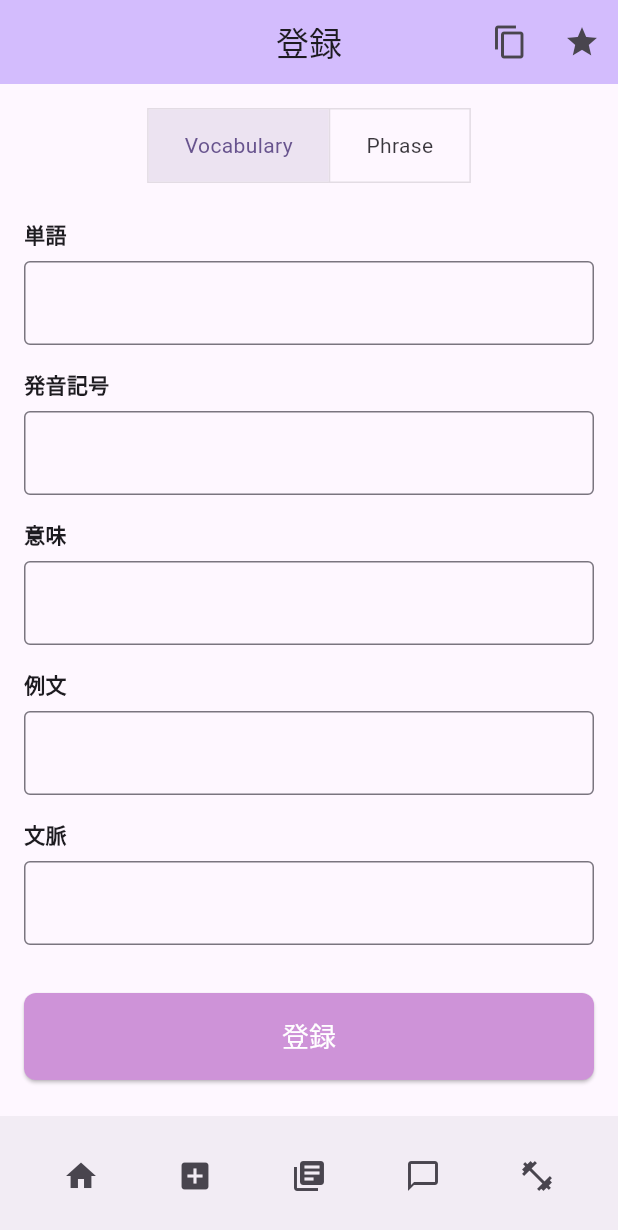
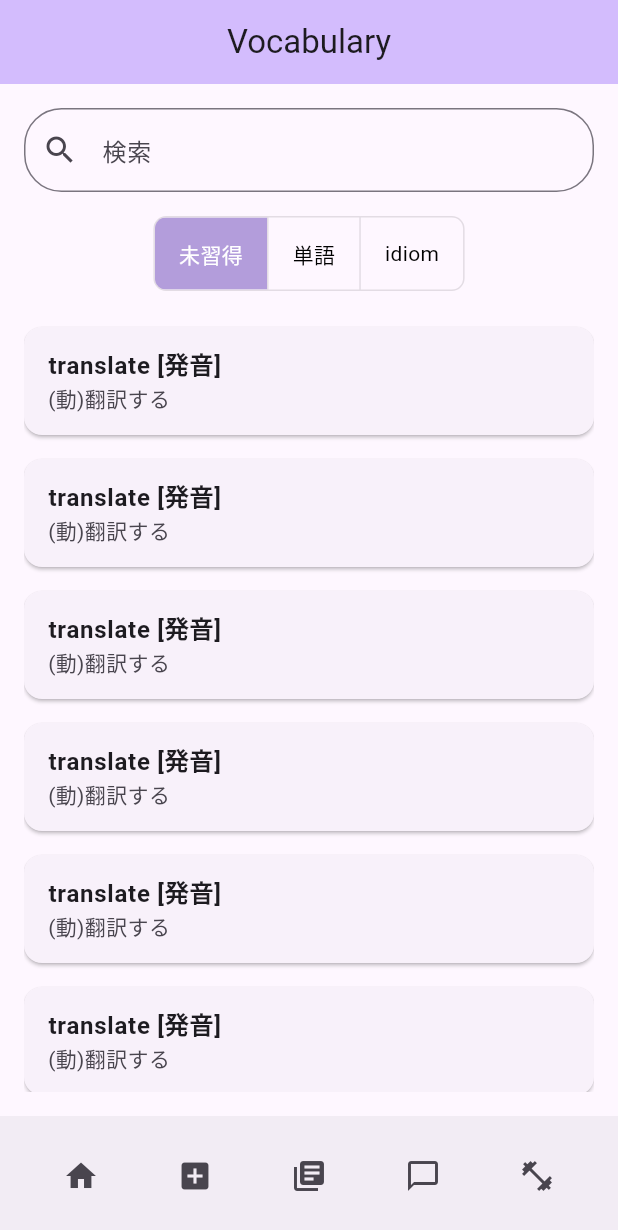
Before and after one commit to HamadaStudy/EZVocab, a Flutter app: the screen it shows once a user with an empty profile is signed in, item 2 of the bottom bar chosen, after a tap on the "library books" icon, on a phone screen of 412 x 824 dp. Shown: the top 1230 px of the screen. Run offline on Flutter 3.47's test engine with Material 3 defaults, Android fonts, the light colour scheme and no system bars; our stand-ins replace firebase_auth, firebase_core, flutter_riverpod, go_router, riverpod_annotation, settings_ui; accounts and stored records are empty; generated files the repository leaves out were written again; statements that could not run were skipped.

Commit message:
ボキャブラリー画面の実装(機能未実装)

```diff
--- a/lib/router/app_router.dart
+++ b/lib/router/app_router.dart
@@ -8,6 +8,7 @@ import '../view/entry_page.dart';
 import '../view/sign_up_page.dart';
 import '../view/settings_page.dart';
 import '../view/material_registration_page.dart';
+import '../view/vocaburaly_list_page.dart';
 
 final routerProvider = Provider<GoRouter>((ref) {
   final authState = ref.watch(authStateChangesProvider);
@@ -57,6 +58,11 @@ final routerProvider = Provider<GoRouter>((ref) {
         builder: (context, state) =>
             const MaterialRegistrationPage(title: 'Registration'),
       ),
+      GoRoute(
+        path: '/vocabulary_list',
+        builder: (context, state) =>
+            const VocabularyListPage(title: 'Vocabulary'),
+      ),
     ],
   );
 });
--- a/lib/view/app_bottom_navigation_bar.dart
+++ b/lib/view/app_bottom_navigation_bar.dart
@@ -4,7 +4,7 @@ import '../view_model/auth_view_model.dart';
 import 'package:go_router/go_router.dart';
 import '../router/app_router.dart';
 
-class AppBottomNavigationBar extends ConsumerStatefulWidget{
+class AppBottomNavigationBar extends ConsumerStatefulWidget {
   const AppBottomNavigationBar({super.key});
 
   @override
@@ -25,16 +25,24 @@ class _NavigationState extends ConsumerState<AppBottomNavigationBar> {
       child: Row(
         mainAxisAlignment: MainAxisAlignment.spaceAround,
         children: <Widget>[
-            IconButton(onPressed: () {
+          IconButton(
+            onPressed: () {
               context.go('/home');
-            }, icon: Icon(Icons.home)),
+            },
+            icon: Icon(Icons.home),
+          ),
           IconButton(
             onPressed: () {
               context.go('/material_registration');
             },
             icon: Icon(Icons.add_box),
           ),
-            IconButton(onPressed: () {}, icon: Icon(Icons.library_books)),
+          IconButton(
+            onPressed: () {
+              context.go('/vocabulary_list');
+            },
+            icon: Icon(Icons.library_books),
+          ),
           IconButton(onPressed: () {}, icon: Icon(Icons.chat_bubble_outline)),
           IconButton(onPressed: () {}, icon: Icon(Icons.fitness_center)),
         ],
--- a/lib/view/material_registration_page.dart
+++ b/lib/view/material_registration_page.dart
@@ -1,7 +1,5 @@
 import 'package:flutter/material.dart';
 import 'package:flutter_riverpod/flutter_riverpod.dart';
-import '../view_model/auth_view_model.dart';
-import 'package:go_router/go_router.dart';
 import 'app_bottom_navigation_bar.dart';
 
 class MaterialRegistrationPage extends ConsumerStatefulWidget {
@@ -51,7 +49,7 @@ class _MaterialRegistrationState
     return Scaffold(
       appBar: AppBar(
         backgroundColor: Theme.of(context).colorScheme.inversePrimary,
-        title: const Text('登録'),
+        title: Text(widget.title),
         centerTitle: true,
         actions: [
           IconButton(icon: Icon(Icons.copy), onPressed: () {}),
--- /dev/null
+++ b/lib/view/vocaburaly_list_page.dart
@@ -0,0 +1,95 @@
+import 'package:flutter/material.dart';
+import 'package:flutter_riverpod/flutter_riverpod.dart';
+import 'app_bottom_navigation_bar.dart';
+
+class VocabularyListPage extends ConsumerStatefulWidget {
+  const VocabularyListPage({super.key, required this.title});
+  final String title;
+
+  @override
+  ConsumerState<VocabularyListPage> createState() => _VocabularyListPageState();
+}
+
+class _VocabularyListPageState extends ConsumerState<VocabularyListPage> {
+  // フィルターボタンの選択状態を管理
+  final List<bool> _isFilterSelected = [true, false, false];
+
+  @override
+  Widget build(BuildContext context) {
+    return Scaffold(
+      appBar: AppBar(
+        backgroundColor: Theme.of(context).colorScheme.inversePrimary,
+        title: Text(widget.title),
+        centerTitle: true,
+      ),
+      body: Padding(
+        padding: const EdgeInsets.all(16.0),
+        child: Column(
+          children: [
+            // 検索バー
+            const TextField(
+              decoration: InputDecoration(
+                prefixIcon: Icon(Icons.search),
+                hintText: '検索',
+                border: OutlineInputBorder(
+                  borderRadius: BorderRadius.all(Radius.circular(25.0)),
+                ),
+              ),
+            ),
+            const SizedBox(height: 16),
+            // フィルターボタン
+            ToggleButtons(
+              isSelected: _isFilterSelected,
+              onPressed: (int index) {
+                setState(() {
+                  for (int i = 0; i < _isFilterSelected.length; i++) {
+                    _isFilterSelected[i] = (i == index);
+                  }
+                });
+              },
+              borderRadius: BorderRadius.circular(8.0),
+              selectedColor: Colors.white,
+              color: Colors.black,
+              fillColor: Colors.deepPurple[200],
+              splashColor: Colors.deepPurple[100],
+              children: const <Widget>[
+                Padding(
+                  padding: EdgeInsets.symmetric(horizontal: 16.0),
+                  child: Text('未習得'),
+                ),
+                Padding(
+                  padding: EdgeInsets.symmetric(horizontal: 16.0),
+                  child: Text('単語'),
+                ),
+                Padding(
+                  padding: EdgeInsets.symmetric(horizontal: 16.0),
+                  child: Text('idiom'),
+                ),
+              ],
+            ),
+            const SizedBox(height: 16),
+            // 語彙リスト
+            Expanded(
+              child: ListView.builder(
+                itemCount: 10, // 実際のデータ数に合わせる
+                itemBuilder: (context, index) {
+                  return Card(
+                    margin: const EdgeInsets.symmetric(vertical: 8.0),
+                    child: ListTile(
+                      title: const Text(
+                        'translate [発音]',
+                        style: TextStyle(fontWeight: FontWeight.bold),
+                      ),
+                      subtitle: const Text('(動)翻訳する'),
+                    ),
+                  );
+                },
+              ),
+            ),
+          ],
+        ),
+      ),
+      bottomNavigationBar: AppBottomNavigationBar(),
+    );
+  }
+}
```
Lines whose indentation alone changed are shown as unchanged.
